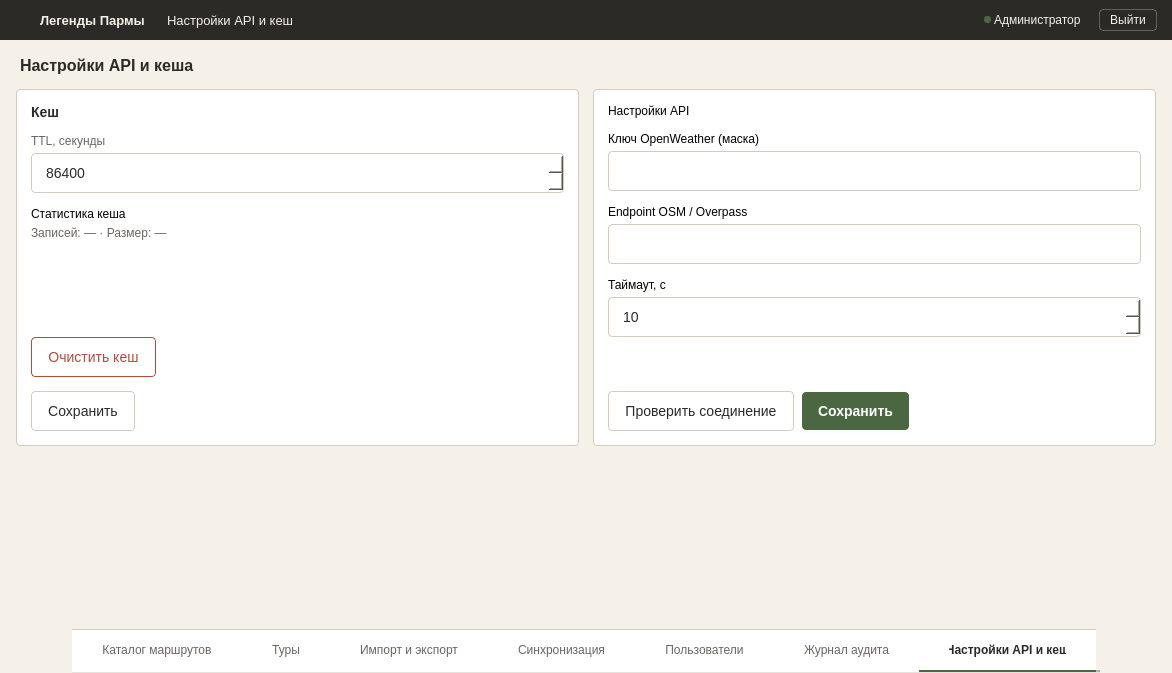
Above: ui/windows/set_api_hash_window.ui from nikolas-po/legends_parma before the change. Below: the same form after it.
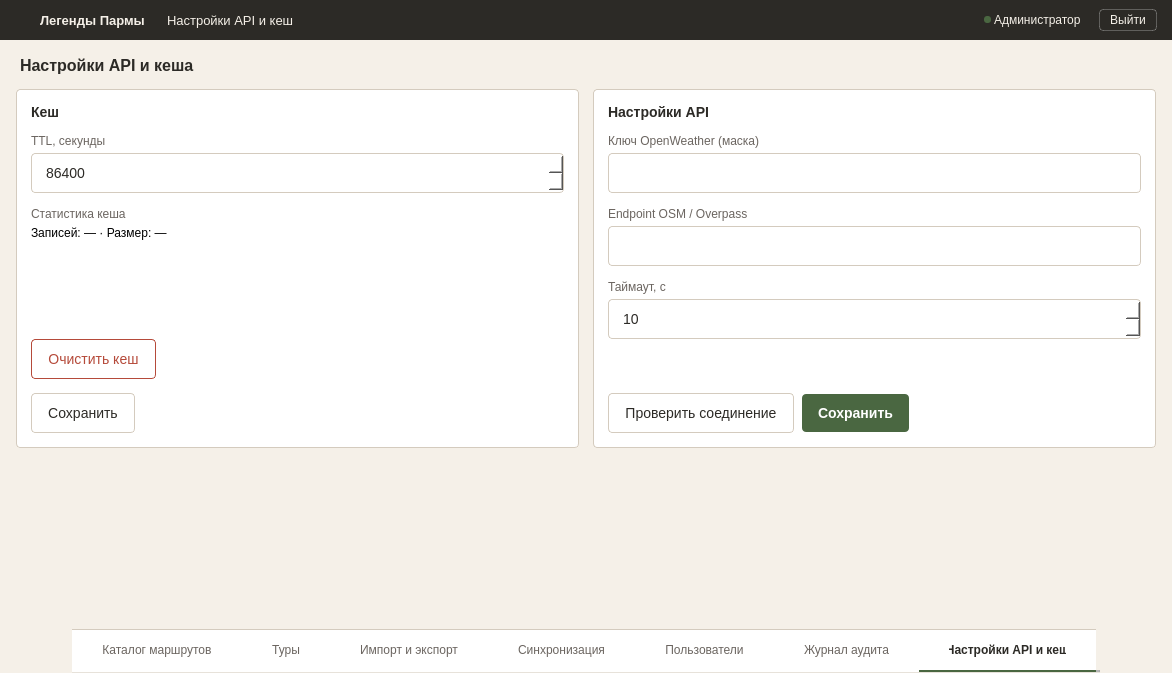
That is the form after the change. Icons and pictures are not drawn.

Diff of the .ui file:
```diff
--- a/ui/windows/set_api_hash_window.ui
+++ b/ui/windows/set_api_hash_window.ui
@@ -24,9 +24,9 @@
 
 #contentFrame { background-color: #F5F0E8; }
 #leftPanel, #rightPanel { background-color: #FFFFFF; border: 1px solid #D4CBBE; border-radius: 4px; }
-#panelTitle { font-size: 14px; font-weight: 600; color: #2C2A26; }
-#fieldLabel { font-size: 12px; color: #6B6560; }
-#statsLabel { font-size: 12px; color: #6B6560; }
+#title_cache, #title_api { font-size: 14px; font-weight: 600; color: #2C2A26; }
+#lbl_ttl, #lbl_api_key, #lbl_osm, #lbl_timeout { font-size: 12px; color: #6B6560; }
+#lbl_stats { font-size: 12px; color: #6B6560; }
 
 QLineEdit, QSpinBox {
     padding: 10px 12px; font-size: 14px; border-radius: 4px; border: 1px solid #D4CBBE; background-color: #FFFFFF; color: #2C2A26;
@@ -158,14 +158,14 @@
             <property name="rightMargin"><number>14</number></property>
             <property name="bottomMargin"><number>14</number></property>
             <item>
-             <widget class="QLabel" name="panelTitle">
+             <widget class="QLabel" name="title_cache">
               <property name="text"><string>Кеш</string></property>
              </widget>
             </item>
             <item>
              <layout class="QVBoxLayout" name="ttlLayout">
               <property name="spacing"><number>5</number></property>
-              <item><widget class="QLabel" name="fieldLabel"><property name="text"><string>TTL, секунды</string></property></widget></item>
+              <item><widget class="QLabel" name="lbl_ttl"><property name="text"><string>TTL, секунды</string></property></widget></item>
               <item>
                <widget class="QSpinBox" name="input_ttl">
                 <property name="maximum"><number>999999</number></property>
@@ -177,9 +177,9 @@
             <item>
              <layout class="QVBoxLayout" name="statsLayout">
               <property name="spacing"><number>5</number></property>
-              <item><widget class="QLabel" name="fieldLabel"><property name="text"><string>Статистика кеша</string></property></widget></item>
+              <item><widget class="QLabel" name="lbl_stats"><property name="text"><string>Статистика кеша</string></property></widget></item>
               <item>
-               <widget class="QLabel" name="statsLabel">
+               <widget class="QLabel" name="statsValue">
                 <property name="text"><string>Записей: — · Размер: —</string></property>
                </widget>
               </item>
@@ -218,14 +218,14 @@
             <property name="rightMargin"><number>14</number></property>
             <property name="bottomMargin"><number>14</number></property>
             <item>
-             <widget class="QLabel" name="panelTitle">
+             <widget class="QLabel" name="title_api">
               <property name="text"><string>Настройки API</string></property>
              </widget>
             </item>
             <item>
              <layout class="QVBoxLayout" name="apiKeyLayout">
               <property name="spacing"><number>5</number></property>
-              <item><widget class="QLabel" name="fieldLabel"><property name="text"><string>Ключ OpenWeather (маска)</string></property></widget></item>
+              <item><widget class="QLabel" name="lbl_api_key"><property name="text"><string>Ключ OpenWeather (маска)</string></property></widget></item>
               <item>
                <widget class="QLineEdit" name="input_api_key">
                 <property name="echoMode"><enum>QLineEdit::EchoMode::Password</enum></property>
@@ -236,14 +236,14 @@
             <item>
              <layout class="QVBoxLayout" name="osmLayout">
               <property name="spacing"><number>5</number></property>
-              <item><widget class="QLabel" name="fieldLabel"><property name="text"><string>Endpoint OSM / Overpass</string></property></widget></item>
+              <item><widget class="QLabel" name="lbl_osm"><property name="text"><string>Endpoint OSM / Overpass</string></property></widget></item>
               <item><widget class="QLineEdit" name="input_osm"/></item>
              </layout>
             </item>
             <item>
              <layout class="QVBoxLayout" name="timeoutLayout">
               <property name="spacing"><number>5</number></property>
-              <item><widget class="QLabel" name="fieldLabel"><property name="text"><string>Таймаут, с</string></property></widget></item>
+              <item><widget class="QLabel" name="lbl_timeout"><property name="text"><string>Таймаут, с</string></property></widget></item>
               <item>
                <widget class="QSpinBox" name="input_timeout">
                 <property name="maximum"><number>999</number></property>
```
